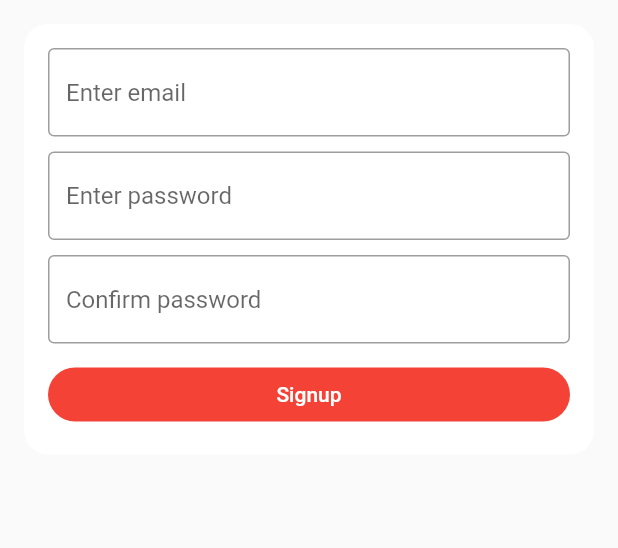
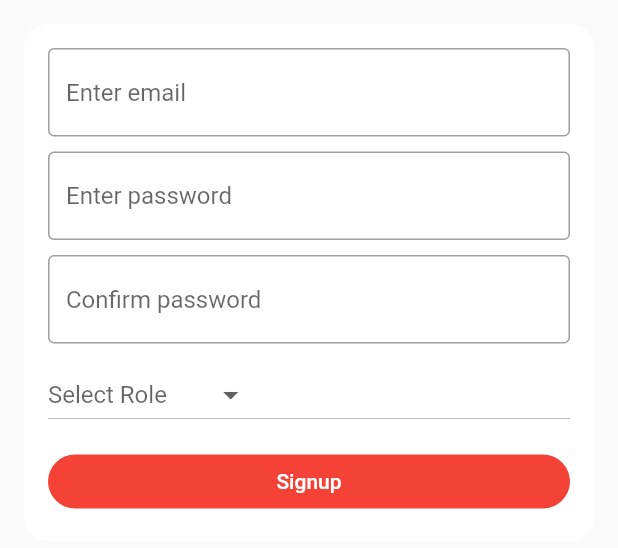
Before and after one commit to mybytecode/Car-Pool, a Flutter app: the SignUpForm widget shown alone on an empty page, opened directly, after a tap on "Signup", on a phone screen of 412 x 824 dp. Shown: the top 548 px of the screen. Run offline on Flutter 3.47's test engine with Material 2 defaults, Android fonts, the phone set to English and light mode, and no system bars; our stand-ins replace cached_network_image; network calls fail.

Commit message:
signup completed

```diff
--- a/lib/constant/Config.dart
+++ b/lib/constant/Config.dart
@@ -1,5 +1,7 @@
 
 class Config
 {
+  static const String gBaseUrl="http://sportsfantasy24.com/";
+  static const String gSignUpUrl = gBaseUrl+"signup.php";
   static const String gBackgroundUrl = "https://images.pexels.com/photos/799443/pexels-photo-799443.jpeg?auto=compress&cs=tinysrgb&dpr=1&w=500";
 }
--- /dev/null
+++ b/lib/future/signup.dart
@@ -0,0 +1,16 @@
+import 'package:carpool/constant/Config.dart';
+import 'package:http/http.dart' as http;
+class CustomFuture
+{
+  Future<String> signup(String email,String password, String role)async
+  {
+    print(Config.gSignUpUrl);
+    var result =await http.post(Config.gSignUpUrl,body: {
+      "email":email,
+      "password":password,
+      "token":"token",
+      "role":role
+    });
+    return result.body;
+  }
+}
--- a/lib/screens/SignUpPage.dart
+++ b/lib/screens/SignUpPage.dart
@@ -16,11 +16,13 @@
 
 import 'package:cached_network_image/cached_network_image.dart';
 import 'package:carpool/constant/Config.dart';
+import 'package:carpool/future/signup.dart';
+import 'package:carpool/screens/UserDashBoard.dart';
 import 'package:flutter/material.dart';
 
 class SignUpPage extends StatefulWidget {
+  static final String path = "lib/src/pages/login/auth3.dart";
 
-  static final String path = "lib/src/pages/login/auth3.dart";
   @override
   _AuthThreePageState createState() => _AuthThreePageState();
 }
@@ -256,9 +258,14 @@ class LoginForm extends StatelessWidget {
 }
 
 class SignUpForm extends StatelessWidget {
-  const SignUpForm({
+  String mEmail, mPassword, mConfirmPassword, mRole = "Select Role";
+  List<String> mRoles = ["Vechicle Owner", "Commuter"];
+  String response = null;
+  SignUpForm({
     Key key,
-  }) : super(key: key);
+  }) : super(key: key){
+
+  }
 
   @override
   Widget build(BuildContext context) {
@@ -273,6 +280,9 @@ class SignUpForm extends StatelessWidget {
         padding: const EdgeInsets.all(16.0),
         children: <Widget>[
           TextField(
+            onChanged: (value) {
+              getInPutText("email", value);
+            },
             decoration: InputDecoration(
               hintText: "Enter email",
               border: OutlineInputBorder(),
@@ -280,6 +290,9 @@ class SignUpForm extends StatelessWidget {
           ),
           const SizedBox(height: 10.0),
           TextField(
+            onChanged: (value) {
+              getInPutText("password", value);
+            },
             obscureText: true,
             decoration: InputDecoration(
               hintText: "Enter password",
@@ -288,11 +301,28 @@ class SignUpForm extends StatelessWidget {
           ),
           const SizedBox(height: 10.0),
           TextField(
+            onChanged: (value) {
+              getInPutText("confirmPassword", value);
+            },
             obscureText: true,
             decoration: InputDecoration(
               hintText: "Confirm password",
               border: OutlineInputBorder(),
             ),
+          ),
+          const SizedBox(height: 10.0),
+          DropdownButton(
+            hint: Text(mRole),
+            onChanged: (value) {
+              mRole = value;
+              getInPutText("role", value);
+            },
+            items: mRoles.map((String role) {
+              return DropdownMenuItem<String>(
+                child: Text(role),
+                value: role,
+              );
+            }).toList(),
           ),
           const SizedBox(height: 10.0),
           RaisedButton(
@@ -303,10 +333,36 @@ class SignUpForm extends StatelessWidget {
               borderRadius: BorderRadius.circular(20.0),
             ),
             child: Text("Signup"),
-            onPressed: () {},
+            onPressed: () {
+              signUp(context);
+            },
           ),
         ],
       ),
     );
   }
+
+  getInPutText(String inputType, String value) {
+    switch (inputType) {
+      case "email":
+        mEmail = value;
+        break;
+      case "password":
+        mPassword = value;
+        break;
+      case "confirmPassword":
+        mConfirmPassword = value;
     }
+  }
+
+  void signUp(BuildContext context) async {
+    String response = await CustomFuture().signup(mEmail, mPassword, mRole);
+    print(response);
+
+    if (response == "SuccessSignup") {
+      print(response);
+      Navigator.push(
+          context, MaterialPageRoute(builder: (context) =>UserDashboard()));
+    }
+  }
+}
--- a/pubspec.yaml
+++ b/pubspec.yaml
@@ -21,6 +21,8 @@ dependencies:
     sdk: flutter
   cached_network_image: ^2.0.0-rc
   font_awesome_flutter: ^8.4.0
+  http: ^0.12.0+2
+
 
   # The following adds the Cupertino Icons font to your application.
   # Use with the CupertinoIcons class for iOS style icons.
```
Also changed, not shown: lib/screens/UserDashBoard.dart (added, +17 -0 lines), pubspec.lock, 6 other files. Lines whose indentation alone changed are shown as unchanged.
